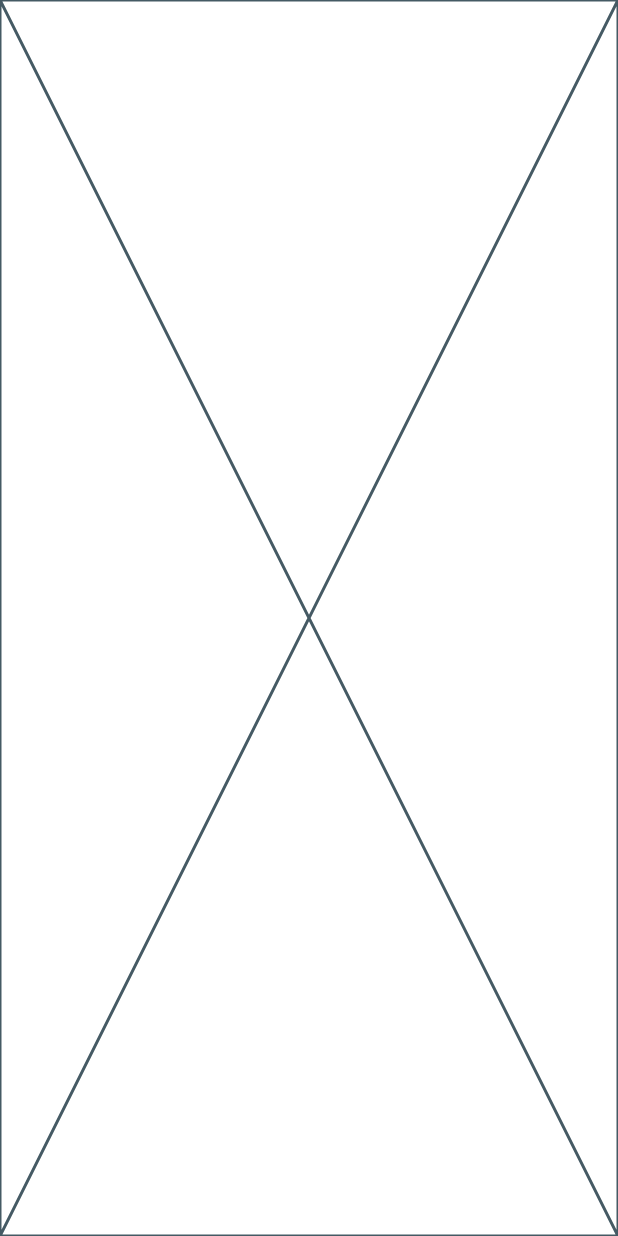
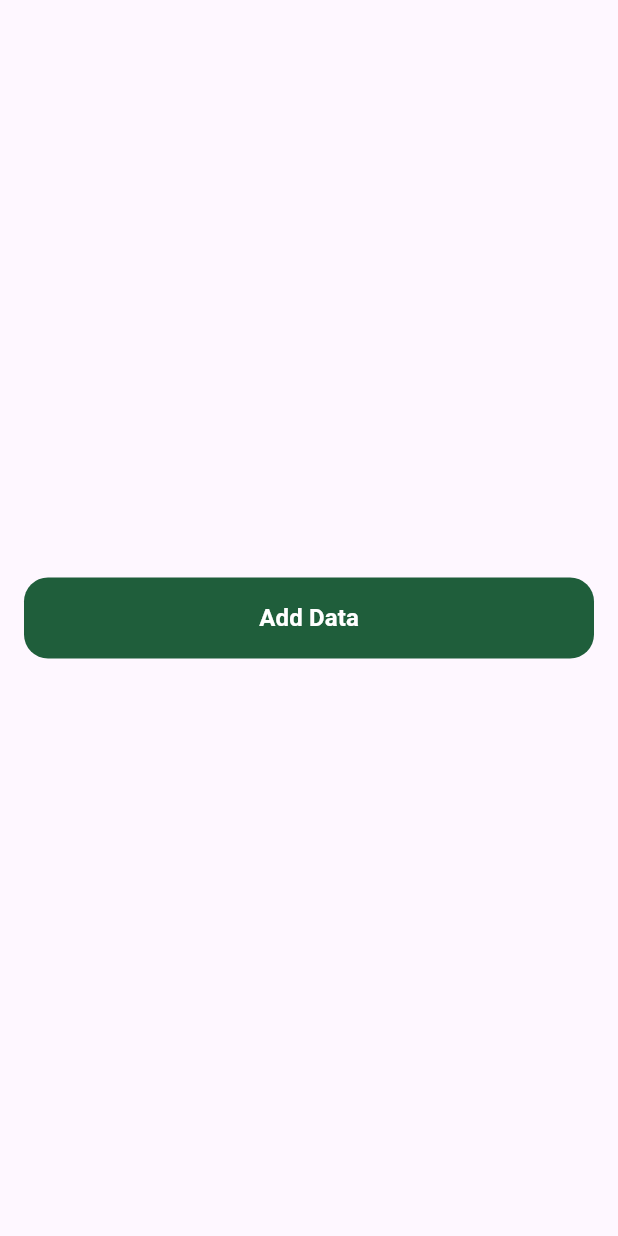
Before and after one commit to abo3amer69/Fruit-HubDashBoard-, a Flutter app: the screen it shows after launch, on a phone screen of 412 x 824 dp. Run offline on Flutter 3.47's test engine with Material 3 defaults, Android fonts, the phone set to English and light mode, and no system bars; our stand-ins replace firebase_core; accounts and stored records are empty.

Commit message:
create dashboard view

```diff
--- /dev/null
+++ b/lib/core/utils/app_colors.dart
@@ -0,0 +1,8 @@
+import 'package:flutter/material.dart';
+
+abstract class AppColors {
+  static const Color primaryColor = Color(0xFF1F5E3B);
+  static const Color lightPrimaryColor = Color(0xFF2D9F5D);
+  static const Color secondaryColor = Color(0xFFF4A91F);
+  static const Color lightSecondaryColor = Color(0xFFF8C76D);
+}
--- /dev/null
+++ b/lib/core/utils/app_text_styles.dart
@@ -0,0 +1,72 @@
+import 'package:flutter/material.dart';
+
+abstract class TextStyles {
+  static const TextStyle bold13 = TextStyle(
+    fontWeight: FontWeight.bold,
+    fontSize: 13,
+  );
+  static const TextStyle bold23 = TextStyle(
+    fontWeight: FontWeight.bold,
+    fontSize: 23,
+  );
+
+  static const TextStyle semiBold13 = TextStyle(
+    fontWeight: FontWeight.w600,
+    fontSize: 13,
+  );
+
+  static const TextStyle regular13 = TextStyle(
+    fontWeight: FontWeight.normal,
+    fontSize: 13,
+  );
+
+  static const TextStyle bold16 = TextStyle(
+    fontWeight: FontWeight.bold,
+    fontSize: 16,
+  );
+
+  static const TextStyle bold19 = TextStyle(
+    fontWeight: FontWeight.bold,
+    fontSize: 19,
+  );
+
+  static const TextStyle semiBold16 = TextStyle(
+    fontWeight: FontWeight.w600,
+    fontSize: 16,
+  );
+
+  static const TextStyle bold28 = TextStyle(
+    fontWeight: FontWeight.bold,
+    fontSize: 28,
+  );
+
+  static const TextStyle regular22 = TextStyle(
+    fontWeight: FontWeight.normal,
+    fontSize: 22,
+  );
+
+  static const TextStyle semiBold11 = TextStyle(
+    fontWeight: FontWeight.w600,
+    fontSize: 11,
+  );
+
+  static const TextStyle medium15 = TextStyle(
+    fontWeight: FontWeight.w500,
+    fontSize: 15,
+  );
+
+  static const TextStyle regular26 = TextStyle(
+    fontWeight: FontWeight.normal,
+    fontSize: 26,
+  );
+
+  static const TextStyle regular16 = TextStyle(
+    fontWeight: FontWeight.normal,
+    fontSize: 16,
+  );
+
+  static const TextStyle regular11 = TextStyle(
+    fontWeight: FontWeight.normal,
+    fontSize: 11,
+  );
+}
--- /dev/null
+++ b/lib/core/widgets/custom_button.dart
@@ -0,0 +1,30 @@
+import 'package:flutter/material.dart';
+import 'package:fruits_apps_dashboard/core/utils/app_colors.dart';
+import 'package:fruits_apps_dashboard/core/utils/app_text_styles.dart';
+
+
+class CustomButton extends StatelessWidget {
+  const CustomButton({super.key, required this.onPressed, required this.text});
+  final VoidCallback onPressed;
+  final String text;
+  @override
+  Widget build(BuildContext context) {
+    return SizedBox(
+      width: double.infinity,
+      height: 54,
+      child: TextButton(
+        style: TextButton.styleFrom(
+          shape: RoundedRectangleBorder(
+            borderRadius: BorderRadius.circular(16),
+          ),
+          backgroundColor: AppColors.primaryColor,
+        ),
+        onPressed: onPressed,
+        child: Text(
+          text,
+          style: TextStyles.bold16.copyWith(color: Colors.white),
+        ),
+      ),
+    );
+  }
+}
--- a/lib/features/views/dashboard_view.dart
+++ b/lib/features/views/dashboard_view.dart
@@ -1,4 +1,5 @@
 import 'package:flutter/material.dart';
+import 'package:fruits_apps_dashboard/features/views/widgets/dashboard_view_body.dart';
 
 class DashboardView extends StatelessWidget {
   const DashboardView({super.key});
@@ -7,6 +8,8 @@
 
   @override
   Widget build(BuildContext context) {
-    return Scaffold();
+    return Scaffold(
+      body: DashboardViewBody(),
+    );
   }
 }
--- /dev/null
+++ b/lib/features/views/widgets/dashboard_view_body.dart
@@ -0,0 +1,20 @@
+import 'package:flutter/material.dart';
+import 'package:fruits_apps_dashboard/core/widgets/custom_button.dart';
+
+class DashboardViewBody extends StatelessWidget {
+  const DashboardViewBody({super.key});
+
+  @override
+  Widget build(BuildContext context) {
+    return Padding(
+      padding: const EdgeInsets.symmetric(horizontal: 16),
+      child: Column
+      (
+        mainAxisAlignment: MainAxisAlignment.center,
+        children: [
+          CustomButton(onPressed: (){}, text: 'Add Data'),
+        ],
+      ),
+    );
+  }
+}
--- a/lib/main.dart
+++ b/lib/main.dart
@@ -1,5 +1,6 @@
 import 'package:flutter/material.dart';
 import 'package:fruits_apps_dashboard/core/helper_function/on_generate_routes.dart';
+import 'package:fruits_apps_dashboard/features/views/dashboard_view.dart';
 
 void main() {
   runApp(const FruitHupDashBoard());
@@ -10,6 +11,7 @@
   @override
   Widget build(BuildContext context) {
     return MaterialApp(
+      initialRoute: DashboardView.routeName,
       onGenerateRoute: onGenerateRoutes,
     );
   }
```
Also changed, not shown: lib/core/utils/app_images.dart (added, +128 -0 lines), lib/core/utils/backend_endpoint.dart (added, +7 -0 lines).
